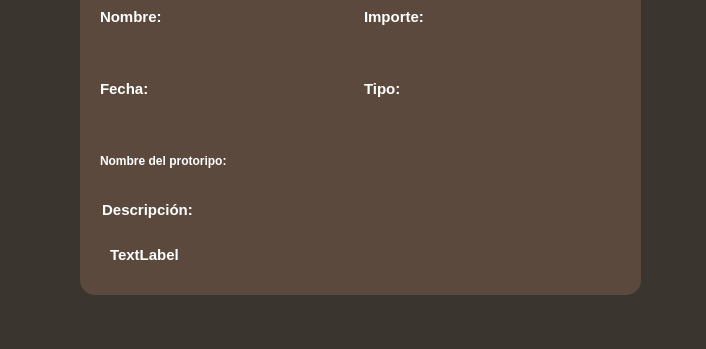
The window that inspeccionar_gastos.ui (julinavas14/trabajo_programacion_sql) describes before a commit, drawn with Qt 5; both pictures show x 0 to 706 and y 186 to 535 of the 706 by 535 pixel window.
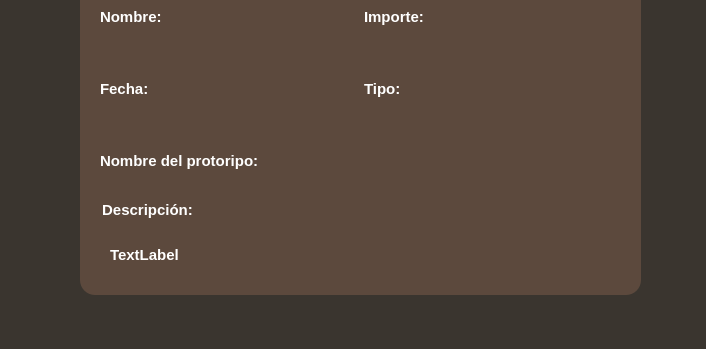
The same window after the commit.

```diff
--- a/inspeccionar_gastos.ui
+++ b/inspeccionar_gastos.ui
@@ -121,6 +121,10 @@
      </item>
      <item row="2" column="0" colspan="2">
       <widget class="QLabel" name="Lproto">
+       <property name="styleSheet">
+        <string notr="true">background-color: rgb(92, 73, 61);
+font-size: 15px;</string>
+       </property>
        <property name="text">
         <string>Nombre del protoripo: </string>
        </property>
```
